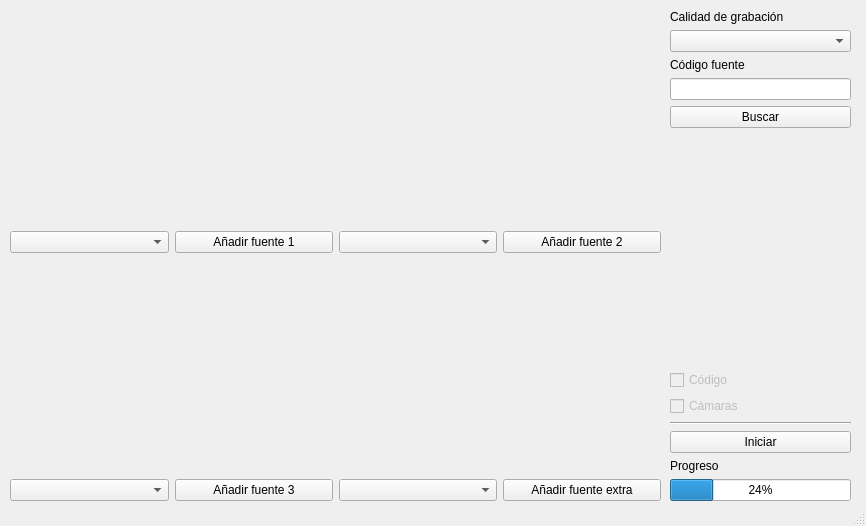
This is Interfaz/rtc.ui in Bamdres16/Robot-Tracking-Camera-RTC- as Qt 5 draws it before an edit. The edited form follows.
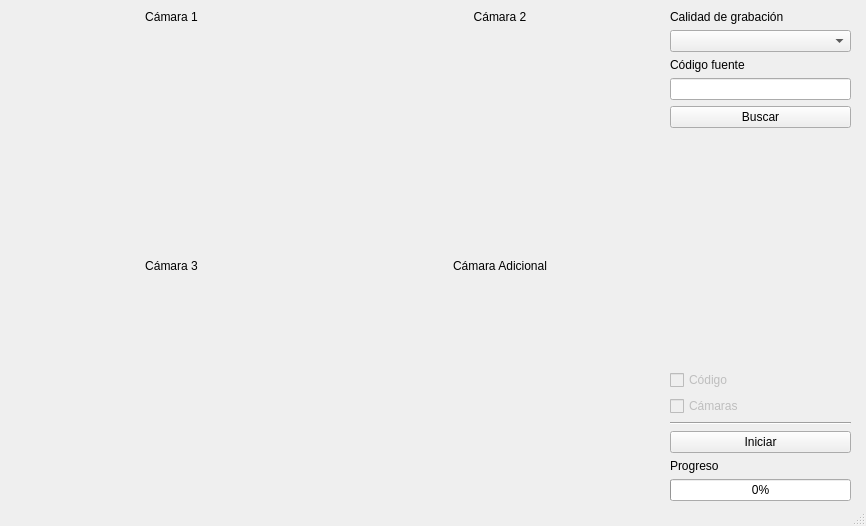
This is the edited form.

Commit message: Se añaden previews a la interfaz de control, de forma automática.

Patch:
```diff
--- a/Interfaz/rtc.ui
+++ b/Interfaz/rtc.ui
@@ -25,81 +25,6 @@
     </property>
     <layout class="QGridLayout" name="gridLayout">
      <item row="1" column="1">
-      <layout class="QHBoxLayout" name="horizontalLayout_2">
-       <item>
-        <widget class="QComboBox" name="comboSrc2"/>
-       </item>
-       <item>
-        <widget class="QPushButton" name="btnSrc2">
-         <property name="text">
-          <string>Añadir fuente 2</string>
-         </property>
-        </widget>
-       </item>
-      </layout>
-     </item>
-     <item row="1" column="0">
-      <layout class="QHBoxLayout" name="horizontalLayout">
-       <item>
-        <widget class="QComboBox" name="comboSrc1"/>
-       </item>
-       <item>
-        <widget class="QPushButton" name="btnSrc1">
-         <property name="text">
-          <string>Añadir fuente 1</string>
-         </property>
-        </widget>
-       </item>
-      </layout>
-     </item>
-     <item row="4" column="0">
-      <layout class="QHBoxLayout" name="horizontalLayout_3">
-       <item>
-        <widget class="QComboBox" name="comboSrc3"/>
-       </item>
-       <item>
-        <widget class="QPushButton" name="btnSrc3">
-         <property name="text">
-          <string>Añadir fuente 3</string>
-         </property>
-        </widget>
-       </item>
-      </layout>
-     </item>
-     <item row="4" column="1">
-      <layout class="QHBoxLayout" name="horizontalLayout_4">
-       <item>
-        <widget class="QComboBox" name="comboSrc4"/>
-       </item>
-       <item>
-        <widget class="QPushButton" name="btnSrc4">
-         <property name="text">
-          <string>Añadir fuente extra</string>
-         </property>
-        </widget>
-       </item>
-      </layout>
-     </item>
-     <item row="0" column="0">
-      <widget class="QLabel" name="previewSrc1">
-       <property name="enabled">
-        <bool>true</bool>
-       </property>
-       <property name="sizePolicy">
-        <sizepolicy hsizetype="Preferred" vsizetype="Expanding">
-         <horstretch>0</horstretch>
-         <verstretch>0</verstretch>
-        </sizepolicy>
-       </property>
-       <property name="text">
-        <string/>
-       </property>
-       <property name="scaledContents">
-        <bool>true</bool>
-       </property>
-      </widget>
-     </item>
-     <item row="0" column="1">
       <widget class="QLabel" name="previewSrc2">
        <property name="enabled">
         <bool>true</bool>
@@ -137,6 +62,25 @@
        </property>
       </widget>
      </item>
+     <item row="1" column="0">
+      <widget class="QLabel" name="previewSrc1">
+       <property name="enabled">
+        <bool>true</bool>
+       </property>
+       <property name="sizePolicy">
+        <sizepolicy hsizetype="Preferred" vsizetype="Expanding">
+         <horstretch>0</horstretch>
+         <verstretch>0</verstretch>
+        </sizepolicy>
+       </property>
+       <property name="text">
+        <string/>
+       </property>
+       <property name="scaledContents">
+        <bool>true</bool>
+       </property>
+      </widget>
+     </item>
      <item row="3" column="1">
       <widget class="QLabel" name="previewSrc4">
        <property name="enabled">
@@ -156,6 +100,46 @@
        </property>
       </widget>
      </item>
+     <item row="0" column="0">
+      <widget class="QLabel" name="label_3">
+       <property name="text">
+        <string>Cámara 1</string>
+       </property>
+       <property name="alignment">
+        <set>Qt::AlignCenter</set>
+       </property>
+      </widget>
+     </item>
+     <item row="0" column="1">
+      <widget class="QLabel" name="label_4">
+       <property name="text">
+        <string>Cámara 2</string>
+       </property>
+       <property name="alignment">
+        <set>Qt::AlignCenter</set>
+       </property>
+      </widget>
+     </item>
+     <item row="2" column="0">
+      <widget class="QLabel" name="label_6">
+       <property name="text">
+        <string>Cámara 3</string>
+       </property>
+       <property name="alignment">
+        <set>Qt::AlignCenter</set>
+       </property>
+      </widget>
+     </item>
+     <item row="2" column="1">
+      <widget class="QLabel" name="label_7">
+       <property name="text">
+        <string>Cámara Adicional</string>
+       </property>
+       <property name="alignment">
+        <set>Qt::AlignCenter</set>
+       </property>
+      </widget>
+     </item>
     </layout>
    </widget>
    <widget class="QWidget" name="verticalLayoutWidget">
@@ -252,7 +236,7 @@
      <item>
       <widget class="QProgressBar" name="progressBar">
        <property name="value">
-        <number>24</number>
+        <number>0</number>
        </property>
       </widget>
      </item>
```
The commit also changes 5 other files.
